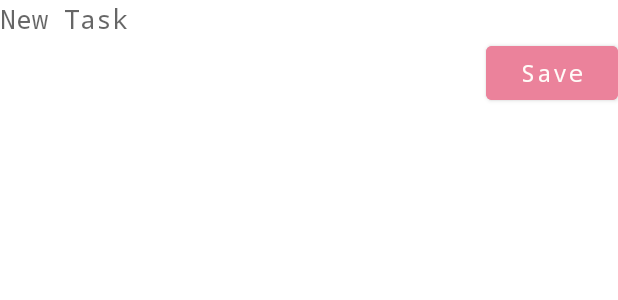
After one commit to SandwichMitch/CollegeScheduler, an Android app: the layout new_esha_task.xml on its own in the app's theme, with its tools: preview values and no code run, on a phone screen of 412 x 824 dp. The commit adds this screen. Shown: the top 300 px of the screen. Run offline under Robolectric (Android 15) with nearby library versions, the phone set to English and light mode, and no system bars.

Commit message:
can make new task

```diff
--- a/app/src/main/res/drawable/ic_menu_gallery.xml
+++ b/app/src/main/res/drawable/ic_menu_gallery.xml
@@ -4,6 +4,6 @@
     android:viewportWidth="24.0"
     android:viewportHeight="24.0">
     <path
-        android:fillColor="#FF000000"
+        android:fillColor="@color/background_slay"
         android:pathData="M22,16V4c0,-1.1 -0.9,-2 -2,-2H8c-1.1,0 -2,0.9 -2,2v12c0,1.1 0.9,2 2,2h12c1.1,0 2,-0.9 2,-2zm-11,-4l2.03,2.71L16,11l4,5H8l3,-4zM2,6v14c0,1.1 0.9,2 2,2h14v-2H4V6H2z" />
 </vector>
--- /dev/null
+++ b/app/src/main/res/layout/new_esha_task.xml
@@ -0,0 +1,28 @@
+<RelativeLayout xmlns:android="http://schemas.android.com/apk/res/android"
+    android:layout_width="match_parent"
+    android:layout_height="wrap_content" >
+
+    <EditText
+        android:id="@+id/newTaskyText"
+        android:layout_width="match_parent"
+        android:layout_height="wrap_content"
+        android:background="@null"
+        android:textAppearance="@style/TextAppearance.AppCompat.Medium"
+        android:hint="New Task"
+        android:fontFamily="monospace" />
+
+    <Button
+        android:id="@+id/makeNewTaskyTask"
+        android:layout_width="wrap_content"
+        android:layout_height="wrap_content"
+        android:layout_below="@id/newTaskyText"
+        android:layout_alignParentEnd="true"
+        android:textSize="16sp"
+        android:text="Save"
+        android:backgroundTint="@color/pretty_pink"
+        android:textAllCaps="false"
+        android:textColor="@color/background_slay"
+        android:fontFamily="monospace" />
+
+
+</RelativeLayout>
--- a/app/src/main/res/values/colors.xml
+++ b/app/src/main/res/values/colors.xml
@@ -9,4 +9,5 @@
     <color name="white">#FFFFFFFF</color>
     <color name="pretty_pink">#eb829b</color>
     <color name="background_slay">#fffbf8</color>
+    <color name="slayest_green">#b8d1ae</color>
 </resources>
--- /dev/null
+++ b/app/src/main/res/values/ids.xml
@@ -0,0 +1,4 @@
+<?xml version="1.0" encoding="utf-8"?>
+<resources>
+    <item name="myGirlyCheckBox" type="id" />
+</resources>
```
Also changed, not shown: app/src/main/res/drawable/baseline_add_24.xml (added, +9 -0 lines), app/src/main/res/layout/fragment_home.xml (+12 -2 lines), app/src/main/res/layout/todo_tasks.xml (added, +24 -0 lines).
